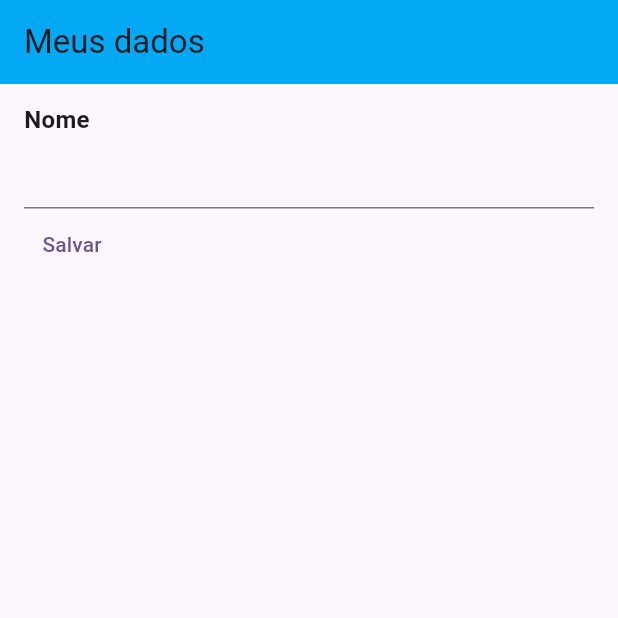
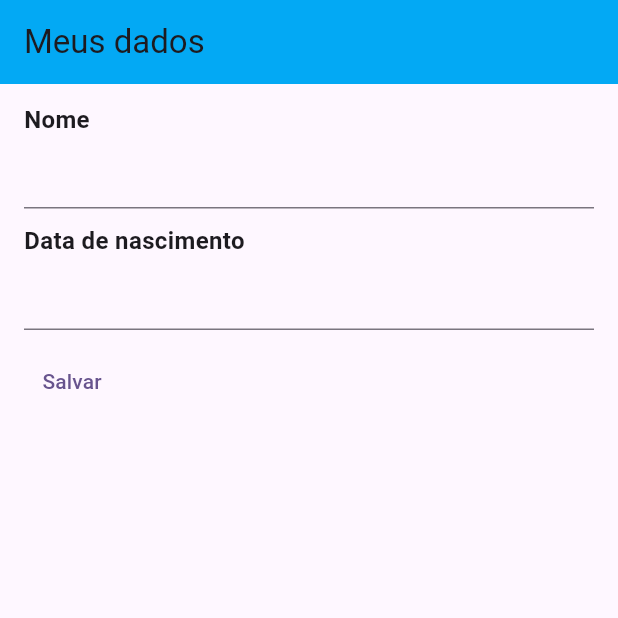
Before and after one commit to maurojh/diowpicouef, a Flutter app: the screen it shows after launch, on a phone screen of 412 x 824 dp, the top half of it. Run offline on Flutter 3.47's test engine with Material 2 defaults, Android fonts, the phone set to English and light mode, and no system bars.

Commit message:
TextField e controler extracao de metodo para widg

```diff
--- a/lib/dados_cadastrais.dart
+++ b/lib/dados_cadastrais.dart
@@ -9,6 +9,9 @@ class DadosCadastrais extends StatefulWidget {
 
 class _DadosCadastraisState extends State<DadosCadastrais> {
   TextEditingController controlaNome = TextEditingController(
+    text: '',
+  );
+  TextEditingController controlaNascimento = TextEditingController(
     text: '',
   );
 
@@ -24,13 +27,27 @@ class _DadosCadastraisState extends State<DadosCadastrais> {
         child: Column(
           crossAxisAlignment: CrossAxisAlignment.start,
           children: [
-            const Text(
-              'Nome',
-              style: TextStyle(fontSize: 16, fontWeight: FontWeight.w700),
-            ),
+            rotuloTexto('Nome'),
             TextField(
               controller: controlaNome,
             ),
+            SizedBox(height: 10,),
+            rotuloTexto('Data de nascimento'),
+            TextField(
+              controller: controlaNascimento,
+              readOnly: true,
+              onTap: () async {
+                var data = await showDatePicker(
+                  context: context,
+                  initialDate: DateTime(2000,1,1),
+                  firstDate: DateTime(1900,5,20),
+                  lastDate: DateTime(2023, 10, 23),
+                );
+                //print(data);
+                controlaNascimento.text = data.toString();
+              },
+            ),
+            SizedBox(height: 10,),
             TextButton(
               onPressed: () {
                 print(controlaNome.text);
@@ -42,4 +59,11 @@ class _DadosCadastraisState extends State<DadosCadastrais> {
       ),
     );
   }
+
+  Text rotuloTexto(String rotulo) {
+    return Text(
+            rotulo,
+            style: TextStyle(fontSize: 16, fontWeight: FontWeight.w700),
+          );
+  }
 }
```
